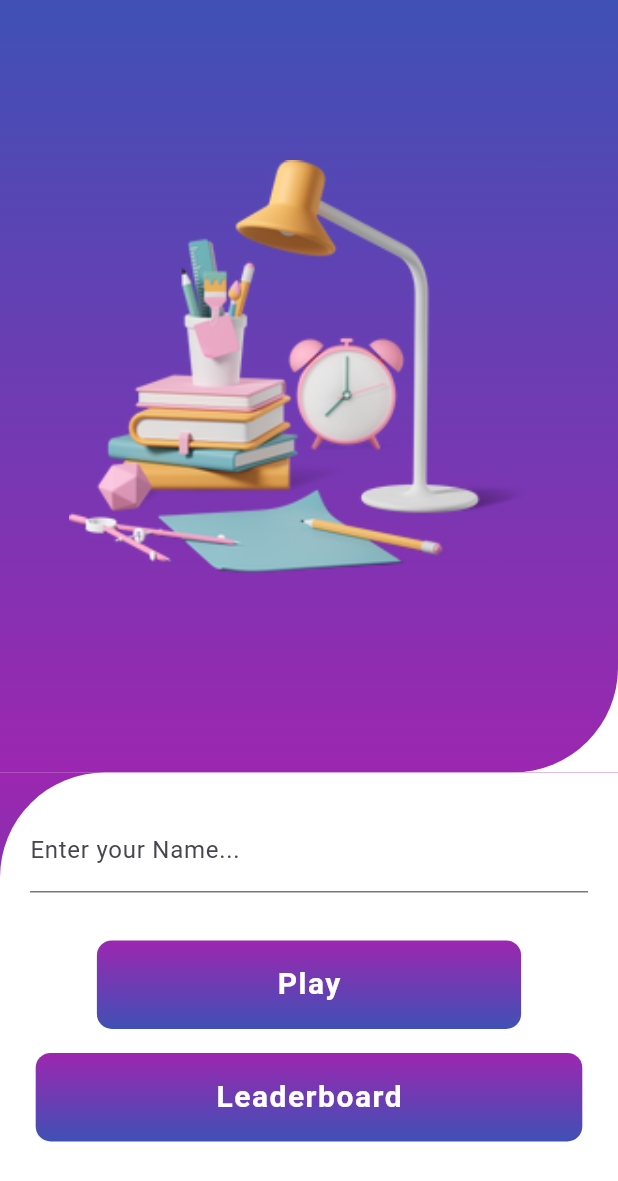
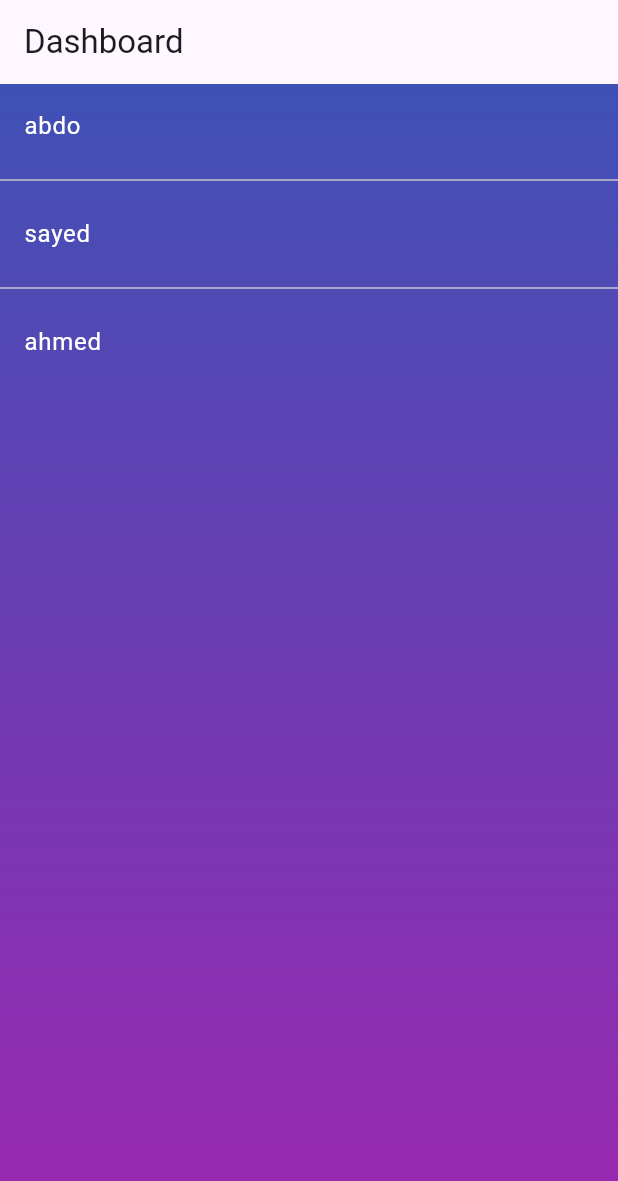
Before and after one commit to elsayed-a-eltaweel/quizizz_app, a Flutter app: the screen it shows after launch, on a phone screen of 412 x 824 dp. Shown: the top 1181 px of the screen. Run offline on Flutter 3.47's test engine with Material 3 defaults, Android fonts, the phone set to English and light mode, and no system bars; our stand-ins replace flutter_dotenv, get, supabase_flutter, websafe_svg; accounts and stored records are empty.

Commit message:
add dashboard page

```diff
--- a/lib/main.dart
+++ b/lib/main.dart
@@ -1,7 +1,7 @@
 import 'package:flutter/material.dart';
 import 'package:flutter_dotenv/flutter_dotenv.dart';
 import 'package:get/get.dart';
-import 'package:quizizz_app/presentation/pages/home_page.dart';
+import 'package:quizizz_app/presentation/pages/dash_board_page.dart';
 import 'package:supabase_flutter/supabase_flutter.dart';
 
 Future<void> main() async {
@@ -32,6 +32,6 @@ class MyApp extends StatelessWidget {
           colorScheme: ColorScheme.fromSeed(seedColor: Colors.deepPurple),
           useMaterial3: true,
         ),
-        home: HomePage());
+        home: DashBoardPage());
   }
 }
--- /dev/null
+++ b/lib/presentation/pages/dash_board_page.dart
@@ -0,0 +1,82 @@
+import 'package:flutter/material.dart';
+import 'package:get/get.dart';
+
+class DashBoardPage extends StatefulWidget {
+  DashBoardPage({super.key});
+
+  @override
+  State<DashBoardPage> createState() => _DashBoardPageState();
+}
+
+class _DashBoardPageState extends State<DashBoardPage> {
+  @override
+  void initState() {
+    super.initState();
+    loadDashboard();
+  }
+
+  void loadDashboard() {}
+  //final players = <Player>[].obs;
+  var playersDashboard = <String>['abdo', 'sayed', 'ahmed'].obs;
+
+  var nameSortedAsc = false;
+
+  var scoreSortedAsc = false;
+
+  @override
+  Widget build(BuildContext context) {
+    // final base = Get.arguments as List<String>;
+    // players.value = base;
+    // playersMaster = base;
+    return Scaffold(
+      appBar: AppBar(
+        title: const Text('Dashboard'),
+        backgroundColor: Colors.transparent,
+        elevation: 0,
+      ),
+      body: Stack(
+        children: [
+          Container(
+            width: MediaQuery.of(context).size.width,
+            height: MediaQuery.of(context).size.height,
+            decoration: BoxDecoration(
+              gradient: LinearGradient(
+                begin: Alignment.topCenter,
+                end: Alignment.bottomCenter,
+                colors: [
+                  Colors.indigo,
+                  Colors.purple,
+                ],
+              ),
+            ),
+            child: Column(
+              children: [
+                Expanded(
+                  child: Obx(() {
+                    return ListView.separated(
+                        itemCount: playersDashboard.length,
+                        // addAutomaticKeepAlives: false,
+                        // cacheExtent: Get.height / 4,
+                        itemBuilder: (ctx, index) => ListTile(
+                              title: Text(
+                                playersDashboard[index],
+                                style: const TextStyle(
+                                    fontSize: 16, color: Colors.white),
+                              ),
+                              // trailing: Text(
+                              //   players[index].score.toString(),
+                              //   style: TextStyle(fontSize: 32, color: Colors.red),
+                              // ),
+                            ),
+                        separatorBuilder: (BuildContext context, int index) =>
+                            Divider());
+                  }),
+                ),
+              ],
+            ),
+          ),
+        ],
+      ),
+    );
+  }
+}
--- a/lib/presentation/pages/question_page.dart
+++ b/lib/presentation/pages/question_page.dart
@@ -8,7 +8,7 @@ class QuestionPage extends StatelessWidget {
   @override
   Widget build(BuildContext context) {
     QuestionController _questionController = Get.put(QuestionController());
-    QuestionController _controller = Get.put(QuestionController());
+    // QuestionController _controller = Get.put(QuestionController());
     return Scaffold(
       extendBodyBehindAppBar: true,
       appBar: AppBar(
@@ -16,7 +16,7 @@ class QuestionPage extends StatelessWidget {
         elevation: 0,
         actions: [
           TextButton(
-              onPressed: _controller.nextQuestion,
+              onPressed: _questionController.nextQuestion,
               child: Text(
                 'skip',
                 style: TextStyle(color: Colors.white),
```
